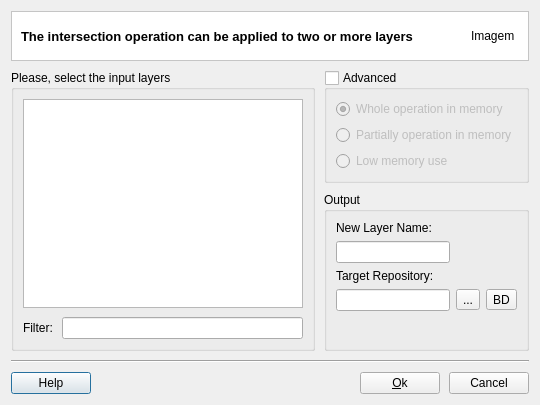
The window that src/terralib/vp/qt/ui/IntersectionDialogForm.ui (claudiobogossian/terralib5) describes before a commit, drawn with Qt 5.
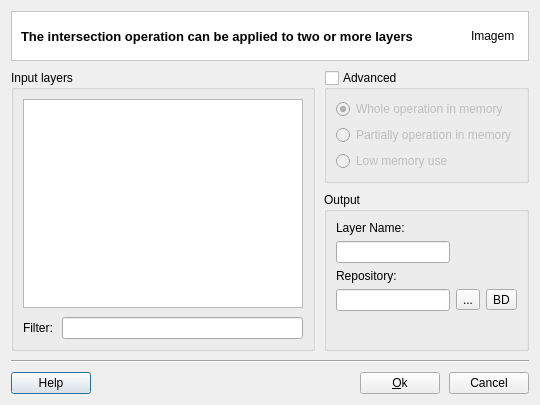
The same window after the commit.

```diff
--- a/src/terralib/vp/qt/ui/IntersectionDialogForm.ui
+++ b/src/terralib/vp/qt/ui/IntersectionDialogForm.ui
@@ -79,7 +79,7 @@
      <item>
       <widget class="QGroupBox" name="groupBox">
        <property name="title">
-        <string>Please, select the input layers</string>
+        <string>Input layers</string>
        </property>
        <layout class="QVBoxLayout" name="verticalLayout_3" stretch="1,0">
         <property name="spacing">
@@ -182,7 +182,7 @@
           <item row="2" column="0">
            <widget class="QLabel" name="label_4">
             <property name="text">
-             <string>Target Repository:</string>
+             <string>Repository:</string>
             </property>
            </widget>
           </item>
@@ -218,7 +218,7 @@
           <item row="0" column="0">
            <widget class="QLabel" name="label_3">
             <property name="text">
-             <string>New Layer Name:</string>
+             <string>Layer Name:</string>
             </property>
            </widget>
           </item>
```
